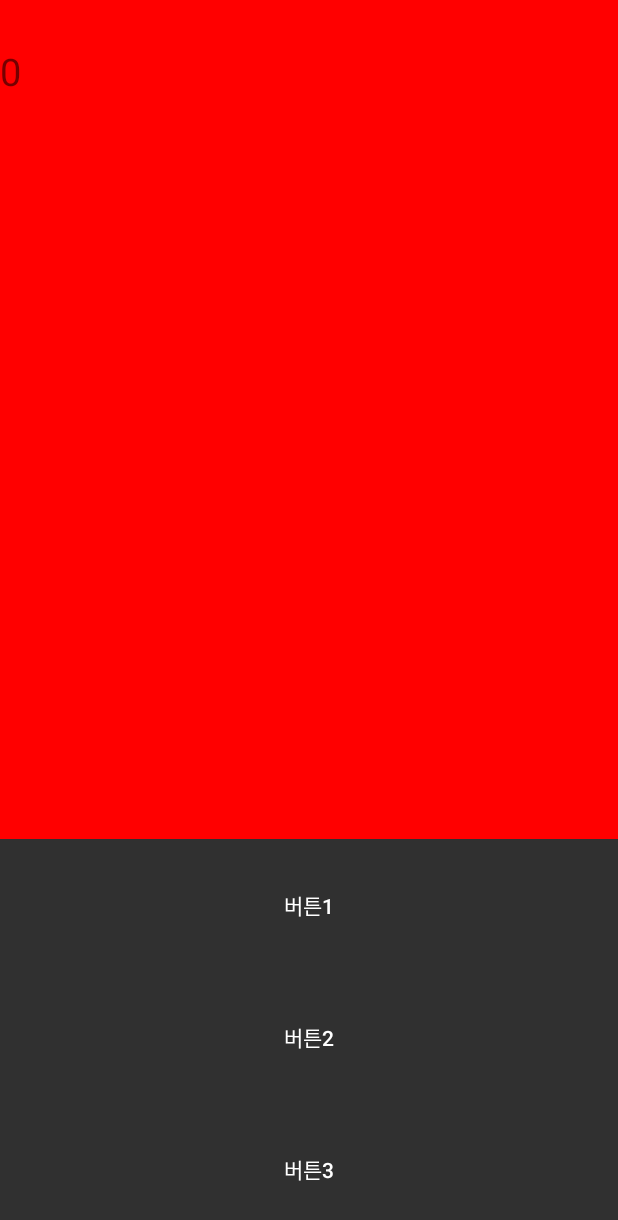
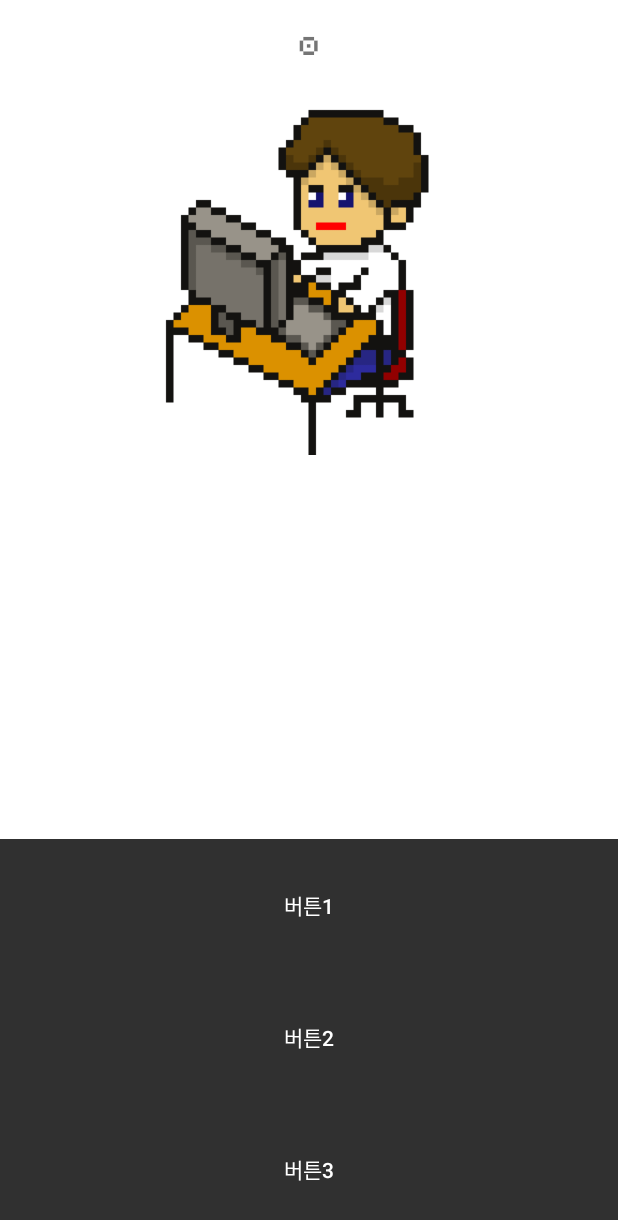
Before and after one commit to nypark/RollTheDev, an Android app: the screen it shows after launch (MainActivity), on a phone screen of 412 x 824 dp. Shown: the top 1220 px of the screen. Run offline under Robolectric (Android 15) with nearby library versions, the phone set to English and light mode, and no system bars.

Commit message:
1. add resources (image, font) 2. 클릭 시 개발자 그림 움직임. 3. 폰트 적용된 textview 추가 4. 숫자 올라가는거 표시하는거 ing

```diff
--- a/app/src/main/java/com/khu/r3turn/rollthedev/Developer.java
+++ b/app/src/main/java/com/khu/r3turn/rollthedev/Developer.java
@@ -1,26 +1,37 @@
 package com.khu.r3turn.rollthedev;
+
+import android.view.ViewGroup;
+import android.widget.ImageView;
 
 /**
  * Created by PNY on 2016-06-15.
  */
 public class Developer {
 
-    private static String DEVELOPER_IMG_SRC = "";
+    private static int DEVELOPER_IMG_SRC = 0;
 
-    private int imgFrame = 0;
+    private int imgFrame = 1;
+    private ImageView devImg = null;
 
-    public void changeImgType (int frameNum) {
-        imgFrame = frameNum;
+    public Developer(ViewGroup vg) {
+        devImg = (ImageView) vg.findViewById(R.id.DevImg);
+        DEVELOPER_IMG_SRC = R.drawable.developer1;
+    }
+
+    public void changeImgType () {
+        if(imgFrame == 1) imgFrame = 2;
+        else imgFrame = 1;
+        //imgFrame = (imgFrame==1)? 2:1;
     }
 
     public void draw() {
         //frame 1
-        if(imgFrame == 1) {
+        if(imgFrame == 1)
+            DEVELOPER_IMG_SRC = R.drawable.developer1;
+        //frame 2
+        else
+            DEVELOPER_IMG_SRC = R.drawable.developer2;
 
-        }
-        //frame 2
-        else {
-
-        }
+        devImg.setImageResource(DEVELOPER_IMG_SRC);
     }
 }
--- a/app/src/main/java/com/khu/r3turn/rollthedev/GameHandler.java
+++ b/app/src/main/java/com/khu/r3turn/rollthedev/GameHandler.java
@@ -1,22 +1,67 @@
 package com.khu.r3turn.rollthedev;
 
-import android.view.ViewGroup;
+import android.app.Activity;
+import android.os.SystemClock;
+import android.view.View;
+import android.widget.ImageView;
+import android.widget.RelativeLayout;
 import android.widget.TextView;
 
 /**
  * Created by PNY on 2016-06-15.
  */
 public class GameHandler {
+    public static int TEXT_FLOAT_UP = 1;
+    public static int TEXT_FLOAT_DOWN = 2;
+
     public int codeLine = 0;
 
+    Activity thisActivity = null;
     TextView codeLineTextView = null;
+    ImageView devImg = null;
 
-    public GameHandler(ViewGroup vg) {
-        codeLineTextView = (TextView) vg.findViewById(R.id.codeLineText);
+    Developer developer = null;
+
+
+    public GameHandler(Activity ctx) {
+        thisActivity = ctx;
+
+        developer = new Developer( (RelativeLayout) ctx.findViewById(R.id.DevScreen));
+        codeLineTextView = (TextView) ctx.findViewById(R.id.codeLineText);
+        devImg = (ImageView) ctx.findViewById(R.id.DevImg);
+
+        init();
+
+        developer.draw();
     }
 
-    public void addCodeLine() {
+    public void init() {
+        //add onClickListener to increase code line number
+        devImg.setOnClickListener(new View.OnClickListener() {
+            @Override
+            public void onClick(View v) {
+                int[] coordinates = new int[2];
+                v.getLocationOnScreen(coordinates);
+                addCodeLine(coordinates[0], coordinates[1]);
+                showFloatingText(TEXT_FLOAT_UP, coordinates[0], coordinates[1], "+1");
+            }
+        });
+    }
+
+    public void addCodeLine(int x, int y) {
         codeLine++;
         codeLineTextView.setText("" + codeLine);
+        developer.changeImgType();
+        developer.draw();
+    }
+
+    public void showFloatingText(int floatType, int x, int y, String text) {
+        PixelTextView floatTextView = new PixelTextView(thisActivity, null);
+        floatTextView.setText(text);
+        floatTextView.setX(x);
+        floatTextView.setY(y);
+        floatTextView.setVisibility(View.VISIBLE);
+        SystemClock.sleep(1000);
+        floatTextView.setVisibility(View.GONE);
     }
 }
--- a/app/src/main/java/com/khu/r3turn/rollthedev/MainActivity.java
+++ b/app/src/main/java/com/khu/r3turn/rollthedev/MainActivity.java
@@ -1,23 +1,20 @@
 package com.khu.r3turn.rollthedev;
 
+import android.os.Bundle;
 import android.support.v7.app.AppCompatActivity;
-import android.os.Bundle;
-import android.view.View;
-import android.view.View.OnClickListener;
 import android.widget.Button;
-import android.widget.ViewSwitcher;
-import android.widget.RelativeLayout;
 
 
 
 public class MainActivity extends AppCompatActivity {
     Button menuEqu, menuDev, menuCon;
     GameHandler gameHandler = null;
-    RelativeLayout devScreen = null;
+
     @Override
     protected void onCreate(Bundle savedInstanceState) {
         super.onCreate(savedInstanceState);
         setContentView(R.layout.activity_main);
+
         /*menuEqu = (Button) findViewById(R.id.button);
         menuDev = (Button) findViewById(R.id.button2);
         menuCon = (Button) findViewById(R.id.button3);
@@ -40,20 +37,11 @@ public class MainActivity extends AppCompatActivity {
 */
         //initialize
         init();
-
-        //add onClickListener to increase code line number
-        /*devScreen.setOnClickListener(new View.OnClickListener() {
-            @Override
-            public void onClick(View v) {
-                gameHandler.addCodeLine();
-            }
-        });*/
     }
 
     //initialize properties
     public void init() {
-        //devScreen = (RelativeLayout) findViewById(R.id.DevScreen);
-        //gameHandler = new GameHandler(devScreen);
+        gameHandler = new GameHandler(this);
     }
 
 }
--- /dev/null
+++ b/app/src/main/java/com/khu/r3turn/rollthedev/PixelTextView.java
@@ -0,0 +1,22 @@
+package com.khu.r3turn.rollthedev;
+
+import android.content.Context;
+import android.graphics.Typeface;
+import android.util.AttributeSet;
+import android.widget.TextView;
+
+/**
+ * Created by PNY on 2016-06-15.
+ */
+public class PixelTextView extends TextView{
+
+    public PixelTextView(Context context) {
+        super(context);
+        this.setTypeface(Typeface.createFromAsset(context.getAssets(), "fonts/victor-pixel.ttf"));
+    }
+
+    public PixelTextView(Context context, AttributeSet attrs) {
+        super(context, attrs);
+        this.setTypeface(Typeface.createFromAsset(context.getAssets(), "fonts/victor-pixel.ttf"));
+    }
+}
--- a/app/src/main/res/layout/activity_main.xml
+++ b/app/src/main/res/layout/activity_main.xml
@@ -13,23 +13,28 @@
         android:layout_width="fill_parent"
         android:layout_height="fill_parent"
         android:layout_gravity="center_horizontal"
-        android:background="#FF0000"
+        android:background="#FFFFFF"
         android:layout_weight="0.50">
-        <ImageView
-            android:id="@+id/DevImg"
-            android:layout_width="wrap_content"
-            android:layout_height="wrap_content"
-            android:clickable="true"
-            />
 
-        <TextView
+        <com.khu.r3turn.rollthedev.PixelTextView
             android:id="@+id/codeLineText"
             android:layout_width="wrap_content"
             android:layout_height="wrap_content"
-            android:layout_marginTop="30dp"
-            android:layout_gravity="center_horizontal"
+            android:layout_marginTop="5dp"
             android:textSize="25dp"
+            android:textStyle=""
             android:text="@string/codeLine_default"
+            android:layout_centerHorizontal="true"
+            />
+
+        <ImageView
+            android:id="@+id/DevImg"
+            android:layout_width="250dp"
+            android:layout_height="250dp"
+            android:layout_marginTop="10dp"
+            android:layout_centerHorizontal="true"
+            android:layout_below="@+id/codeLineText"
+            android:clickable="true"
             />
     </RelativeLayout>
     <LinearLayout
```
Also changed, not shown: app/src/main/assets/fonts/victor-pixel.ttf (added), app/src/main/res/drawable/developer1.png (added), app/src/main/res/drawable/developer2.png (added).
